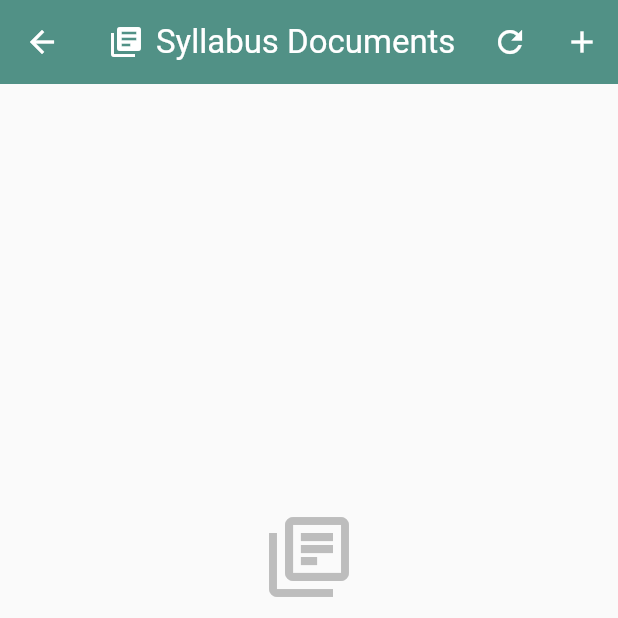
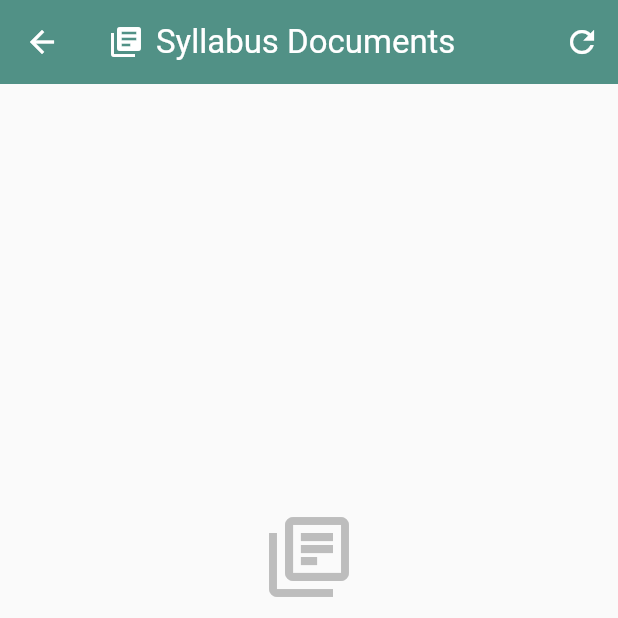
Before and after one commit to Ashishgithubnew/apk-sms, a Flutter app: the ViewSyllabusScreen screen opened directly, on a phone screen of 412 x 824 dp, the top half of it. Run offline on Flutter 3.47's test engine with Material 3 defaults, Android fonts, the phone set to English and light mode, and no system bars; our stand-ins replace animate_do, file_picker, fluttertoast, pdf, permission_handler, shared_preferences; missing offline and left inert: flutter_downloader, universal_html; accounts and stored records are empty; network calls fail.

Commit message:
fixed overflow error

```diff
--- a/lib/Screens/Syllabus/ViewSyllabus.dart
+++ b/lib/Screens/Syllabus/ViewSyllabus.dart
@@ -256,7 +256,7 @@ class _ViewSyllabusScreenState extends State<ViewSyllabusScreen> {
           children: [
             Icon(Icons.library_books, color: Colors.white),
             SizedBox(width: 8),
-            Text('Syllabus Documents', style: TextStyle(color: Colors.white)),
+            Text('Syllabus Documents', style: TextStyle(color: Colors.white),overflow: TextOverflow.ellipsis, ),
           ],
         ),
         backgroundColor: Color(0xFF519186),
@@ -268,11 +268,7 @@ class _ViewSyllabusScreenState extends State<ViewSyllabusScreen> {
             onPressed: _loadSyllabus,
             tooltip: 'Refresh',
           ),
-          IconButton(
-            icon: Icon(Icons.add, color: Colors.white),
-            onPressed: () => _navigateToUpload(),
-            tooltip: 'Upload Syllabus',
-          ),
+
         ],
       ),
       body: Column(
--- a/lib/Screens/Syllabus/syllabus_model.dart
+++ b/lib/Screens/Syllabus/syllabus_model.dart
@@ -37,7 +37,7 @@ class Syllabus {
     };
   }
 
-  // Create a copy with updated fields
+
   Syllabus copyWith({
     String? id,
     String? title,
```
